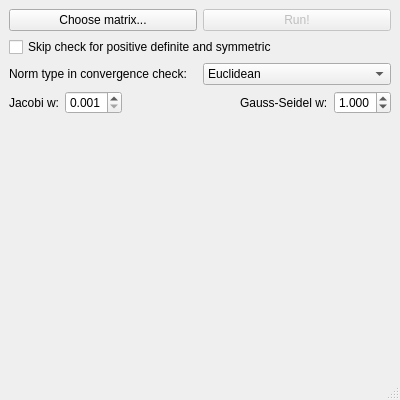
Above: QTInterface/mainwindow.ui from gabrielecanesi/iterative-solver before the change. Below: the same form after it.
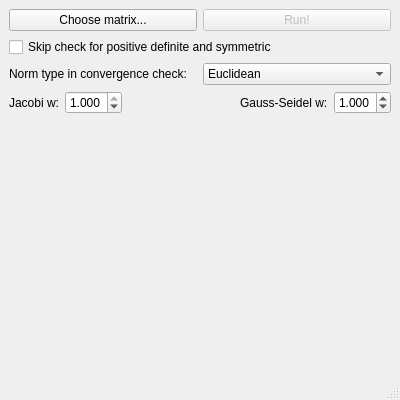
That is the form after the change.

Commit message: Updated devault w value selection for Jacobi

Diff of the .ui file:
```diff
--- a/QTInterface/mainwindow.ui
+++ b/QTInterface/mainwindow.ui
@@ -167,6 +167,9 @@
         <property name="singleStep">
          <double>0.001000000000000</double>
         </property>
+        <property name="value">
+         <double>1.000000000000000</double>
+        </property>
        </widget>
       </item>
       <item>
```
